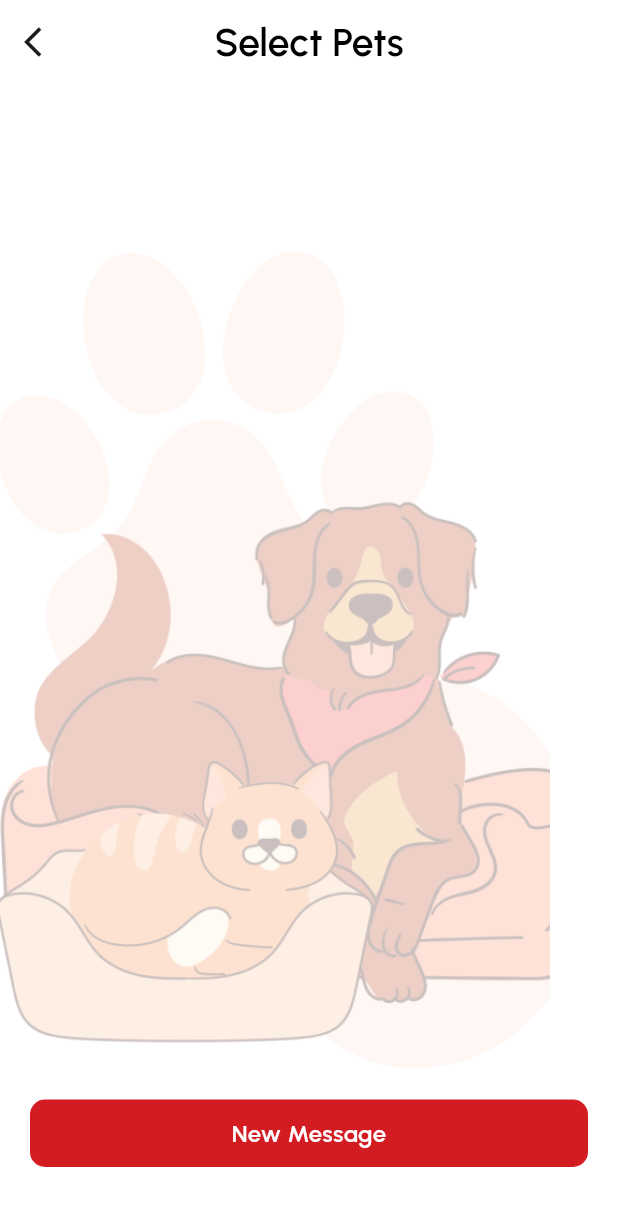
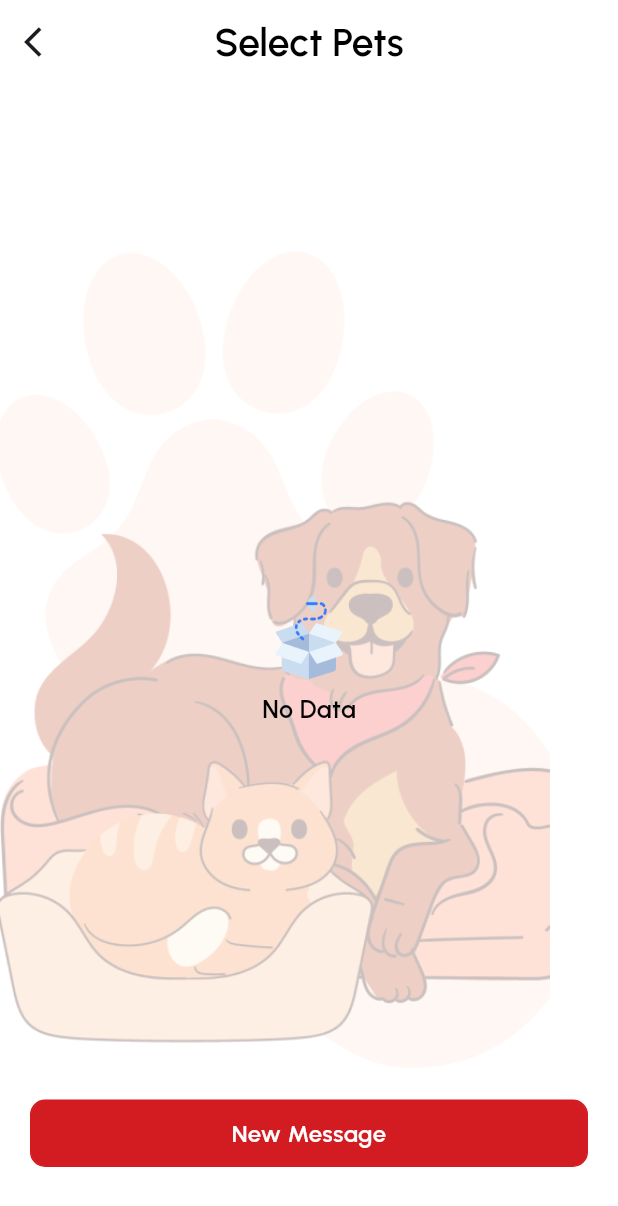
Before and after one commit to bdCalling-Sdt-hub/pet_app_extended, a Flutter app: the SelectPetsView screen opened directly, after a tap on the "arrow back ios" icon, on a phone screen of 412 x 824 dp. Shown: the top 1206 px of the screen. Run offline on Flutter 3.47's test engine with Material 3 defaults, Android fonts, the light colour scheme and no system bars; our stand-ins replace cached_network_image, connectivity_plus, dotted_border, flutter_dotenv, flutter_screenutil, flutter_svg and 15 more; missing offline and left inert: flutter_phone_direct_caller; accounts and stored records are empty; network calls fail.

Commit message:
nearby pet shelter and vets screen update

```diff
--- a/lib/core/dependency_injection.dart
+++ b/lib/core/dependency_injection.dart
@@ -33,6 +33,6 @@ class DependencyInjection extends Bindings{
     Get.lazyPut(() => LostPetsController(), fenix: true);
     Get.lazyPut(() => FoundPetsController(), fenix: true);
     Get.lazyPut(() => GroupsNContactsController(), fenix: true);
-    Get.lazyPut(() => ShowGoogleMapController(), fenix: true);
+    Get.lazyPut(() => NearByMapController(), fenix: true);
   }
 }
--- a/lib/views/screens/login/login_view.dart
+++ b/lib/views/screens/login/login_view.dart
@@ -122,9 +122,9 @@ class LoginView extends StatelessWidget {
                         : CustomButton(
                             onTap: () {
                               print(PrefsHelper.token);
-                              // if (_formKey.currentState!.validate()) {
-                              //   loginController.logInRepo();
-                              // }
+                              if (_formKey.currentState!.validate()) {
+                                loginController.logInRepo();
+                              }
                             },
                             title: "Sign In",
                             width: Get.width,
--- a/lib/views/screens/message/select_pets_view.dart
+++ b/lib/views/screens/message/select_pets_view.dart
@@ -1,7 +1,8 @@
-
 import 'package:felpus/controllers/my_pet_controller.dart';
 import 'package:felpus/views/components/custom_button.dart';
 import 'package:felpus/views/components/custom_image.dart';
+import 'package:felpus/views/components/custom_loader.dart';
+import 'package:felpus/views/components/no_data.dart';
 import 'package:flutter/cupertino.dart';
 import 'package:flutter/material.dart';
 import 'package:flutter_screenutil/flutter_screenutil.dart';
@@ -12,7 +13,6 @@ import '../../../utils/app_images/app_images.dart';
 import '../../../utils/app_text_style/styles.dart';
 import 'message_view.dart';
 
-
 class SelectPetsView extends StatefulWidget {
   const SelectPetsView({super.key});
 
@@ -21,7 +21,6 @@ class SelectPetsView extends StatefulWidget {
 }
 
 class _SelectPetsViewState extends State<SelectPetsView> {
-
   var selectedPet = -1;
 
   @override
@@ -30,11 +29,13 @@ class _SelectPetsViewState extends State<SelectPetsView> {
       backgroundColor: AppColors.white,
       appBar: AppBar(
         backgroundColor: AppColors.white,
-        title: Text('Select Pets', style: h2.copyWith(fontSize: 26, color: AppColors.black),),
+        title: Text(
+          'Select Pets',
+          style: h2.copyWith(fontSize: 26, color: AppColors.black),
+        ),
         centerTitle: true,
         leading: InkWell(
-            onTap: () => Get.back(),
-            child: const Icon(Icons.arrow_back_ios)),
+            onTap: () => Get.back(), child: const Icon(Icons.arrow_back_ios)),
       ),
       body: Stack(
         children: [
@@ -44,14 +45,20 @@ class _SelectPetsViewState extends State<SelectPetsView> {
             height: Get.height,
             color: AppColors.white.withOpacity(0.7),
           ),
-          GetBuilder<MyPetController>(builder: (controller) {
-            return Padding(
+          GetBuilder<MyPetController>(
+            builder: (controller) {
+              return controller.isLoading
+                  ? const CustomLoader()
+                  : controller.myPetList.isEmpty
+                      ? const NoData()
+                      : Padding(
                           padding: const EdgeInsets.symmetric(horizontal: 8.0),
                           child: GridView.builder(
                             shrinkWrap: true,
                             itemCount: controller.myPetList.length,
                             physics: const BouncingScrollPhysics(),
-                gridDelegate: const SliverGridDelegateWithFixedCrossAxisCount(
+                            gridDelegate:
+                                const SliverGridDelegateWithFixedCrossAxisCount(
                               crossAxisCount: 2,
                               crossAxisSpacing: 8.0,
                               mainAxisSpacing: 18.0,
@@ -66,21 +73,26 @@ class _SelectPetsViewState extends State<SelectPetsView> {
                                   });
                                 },
                                 child: Padding(
-                      padding: const EdgeInsets.symmetric(horizontal: 5.0),
+                                  padding: const EdgeInsets.symmetric(
+                                      horizontal: 5.0),
                                   child: Container(
                                     width: 158.w,
                                     decoration: BoxDecoration(
                                       borderRadius: BorderRadius.circular(10),
                                       color: selectedPet == index
-                              ? AppColors.mainColor : AppColors.olive,
+                                          ? AppColors.mainColor
+                                          : AppColors.olive,
                                     ),
                                     child: Padding(
-                          padding: const EdgeInsets.symmetric(horizontal: 10.0, vertical: 6),
+                                      padding: const EdgeInsets.symmetric(
+                                          horizontal: 10.0, vertical: 6),
                                       child: Column(
-                            crossAxisAlignment: CrossAxisAlignment.start,
+                                        crossAxisAlignment:
+                                            CrossAxisAlignment.start,
                                         children: [
                                           ClipRRect(
-                                borderRadius: BorderRadius.circular(10),
+                                            borderRadius:
+                                                BorderRadius.circular(10),
                                             child: CustomImage(
                                               imageSrc: petListItems.photo,
                                               imageType: ImageType.network,
@@ -88,7 +100,8 @@ class _SelectPetsViewState extends State<SelectPetsView> {
                                               width: 158.w,
                                             ),
                                           ),
-                              const SizedBox(height: 8), // Add some spacing
+                                          const SizedBox(
+                                              height: 8), // Add some spacing
                                           Row(
                                             children: [
                                               Text(
@@ -103,7 +116,6 @@ class _SelectPetsViewState extends State<SelectPetsView> {
                                               Text(
                                                 petListItems.breed,
                                                 style: h2.copyWith(
-
                                                   fontWeight: FontWeight.w700,
                                                   color: selectedPet == index
                                                       ? AppColors.white
@@ -112,7 +124,8 @@ class _SelectPetsViewState extends State<SelectPetsView> {
                                               ),
                                             ],
                                           ),
-                              const SizedBox(height: 4), // Add some spacing
+                                          const SizedBox(
+                                              height: 4), // Add some spacing
                                           Row(
                                             children: [
                                               Text(
@@ -135,7 +148,8 @@ class _SelectPetsViewState extends State<SelectPetsView> {
                                               ),
                                             ],
                                           ),
-                              const SizedBox(height: 4), // Add some spacing
+                                          const SizedBox(
+                                              height: 4), // Add some spacing
                                           Row(
                                             children: [
                                               Icon(
@@ -155,7 +169,8 @@ class _SelectPetsViewState extends State<SelectPetsView> {
                                                         : AppColors.black,
                                                   ),
                                                   maxLines: 2,
-                                      overflow: TextOverflow.ellipsis,
+                                                  overflow:
+                                                      TextOverflow.ellipsis,
                                                 ),
                                               ),
                                             ],
@@ -167,18 +182,23 @@ class _SelectPetsViewState extends State<SelectPetsView> {
                                 ),
                               );
                             },
-              )
-              ,
+                          ),
                         );
-          },),
-
+            },
+          ),
           Positioned(
             bottom: 32,
             left: 0,
             right: 0,
             child: Padding(
               padding: const EdgeInsets.symmetric(vertical: 14.0),
-              child: CustomButton(onTap: () => Get.to(() => const MessageView()),title: "New Message", width: Get.width, color: AppColors.mainColor,titleColor: AppColors.white,),
+              child: CustomButton(
+                onTap: () => Get.to(() => const MessageView()),
+                title: "New Message",
+                width: Get.width,
+                color: AppColors.mainColor,
+                titleColor: AppColors.white,
+              ),
             ),
           ),
         ],
--- a/lib/views/screens/resources/resources_view.dart
+++ b/lib/views/screens/resources/resources_view.dart
@@ -1,4 +1,5 @@
 
+import 'package:felpus/controllers/GoogleMapControllers/nearby_map_controller.dart';
 import 'package:felpus/utils/app_color/app_colors.dart';
 import 'package:felpus/utils/app_text_style/styles.dart';
 import 'package:felpus/utils/size_box/custom_sizebox.dart';
@@ -119,6 +120,8 @@ class ResourcesView extends StatelessWidget {
                     isPetSheltersTapped.value = !isPetSheltersTapped.value;
                     isVetsNearbyTapped.value = false;
                     isCallFiremanTapped.value = false;
+
+                    NearByMapController.searchForText = "Pet Shelters";
                     Get.to(()=> NearbyMapScreen());
                   },
                   child: Obx(() => Container(
@@ -145,6 +148,9 @@ class ResourcesView extends StatelessWidget {
                     isPetSheltersTapped.value = false;
                     isVetsNearbyTapped.value = !isVetsNearbyTapped.value;
                     isCallFiremanTapped.value = false;
+
+                    NearByMapController.searchForText = "Vets";
+                    Get.to(()=> NearbyMapScreen());
                   },
                   child: Obx(() => Container(
                     height: 122,
```
Also changed, not shown: lib/controllers/GoogleMapControllers/nearby_map_controller.dart (+4 -3 lines), lib/views/screens/nearby_map_screen/nearby_map_screen.dart (+63 -20 lines). Lines whose indentation alone changed are shown as unchanged.
